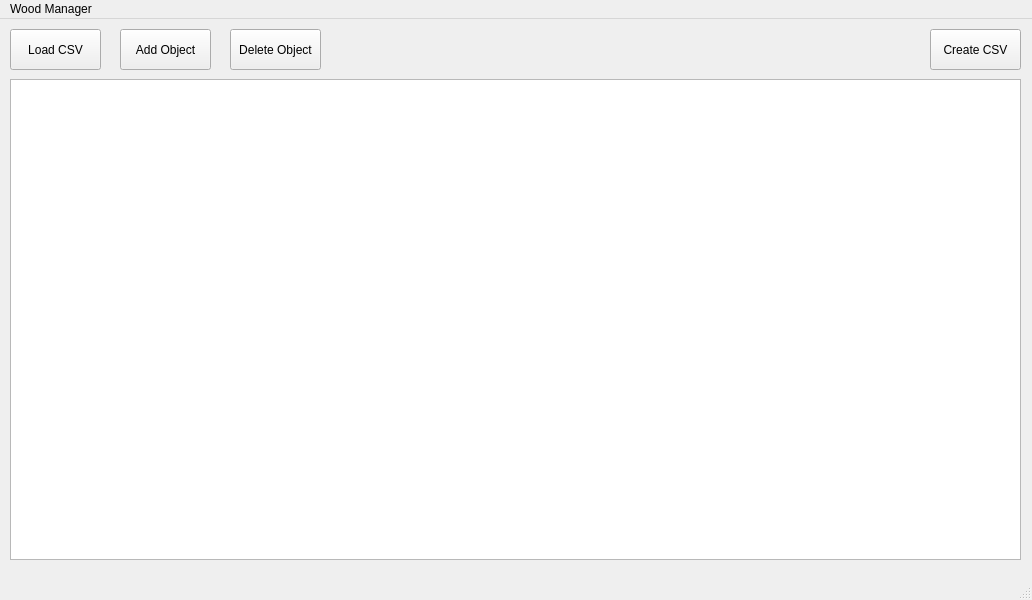
The window that inventorywindow.ui (EtoDrowsy/CS499) describes before a commit, drawn with Qt 5.
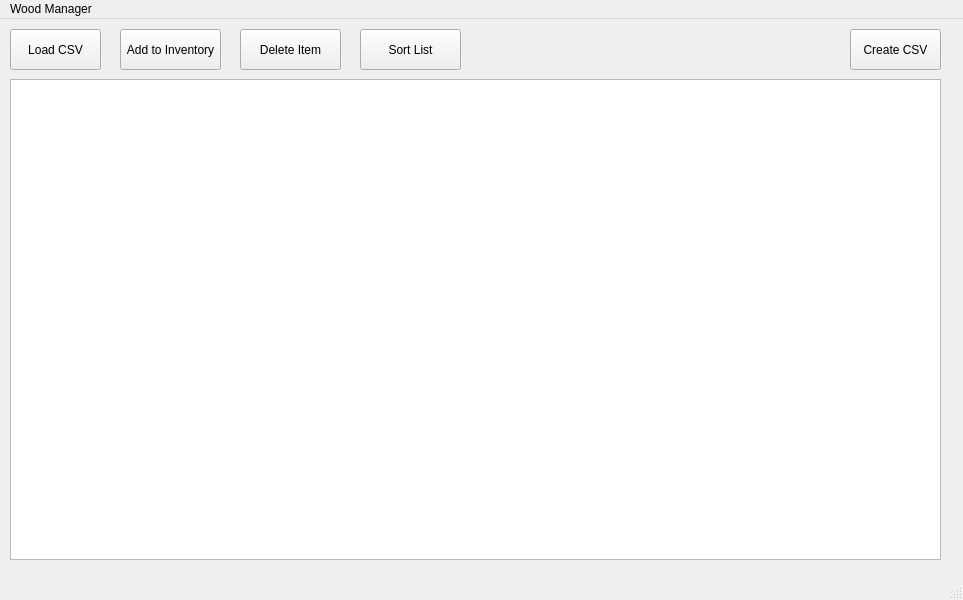
The same window after the commit.

Commit message: Sorting button added and minor changes

What changed in the file:
```diff
--- a/inventorywindow.ui
+++ b/inventorywindow.ui
@@ -6,7 +6,7 @@
    <rect>
     <x>0</x>
     <y>0</y>
-    <width>1032</width>
+    <width>963</width>
     <height>600</height>
    </rect>
   </property>
@@ -35,7 +35,7 @@
      <rect>
       <x>120</x>
       <y>10</y>
-      <width>91</width>
+      <width>101</width>
       <height>41</height>
      </rect>
     </property>
@@ -43,20 +43,20 @@
      <cursorShape>ArrowCursor</cursorShape>
     </property>
     <property name="text">
-     <string>Add Object</string>
+     <string>Add to Inventory</string>
     </property>
    </widget>
    <widget class="QPushButton" name="deleteObjectButton">
     <property name="geometry">
      <rect>
-      <x>230</x>
+      <x>240</x>
       <y>10</y>
-      <width>91</width>
+      <width>101</width>
       <height>41</height>
      </rect>
     </property>
     <property name="text">
-     <string>Delete Object</string>
+     <string>Delete Item</string>
     </property>
    </widget>
    <widget class="QTableWidget" name="dataViewer">
@@ -64,7 +64,7 @@
      <rect>
       <x>10</x>
       <y>60</y>
-      <width>1011</width>
+      <width>931</width>
       <height>481</height>
      </rect>
     </property>
@@ -75,7 +75,7 @@
    <widget class="QPushButton" name="createCSVButton">
     <property name="geometry">
      <rect>
-      <x>930</x>
+      <x>850</x>
       <y>10</y>
       <width>91</width>
       <height>41</height>
@@ -85,14 +85,27 @@
      <string>Create CSV</string>
     </property>
    </widget>
+   <widget class="QPushButton" name="sortObjectButton">
+    <property name="geometry">
+     <rect>
+      <x>360</x>
+      <y>10</y>
+      <width>101</width>
+      <height>41</height>
+     </rect>
+    </property>
+    <property name="text">
+     <string>Sort List</string>
+    </property>
+   </widget>
   </widget>
   <widget class="QMenuBar" name="menubar">
    <property name="geometry">
     <rect>
      <x>0</x>
      <y>0</y>
-     <width>1032</width>
-     <height>22</height>
+     <width>963</width>
+     <height>21</height>
     </rect>
    </property>
    <widget class="QMenu" name="menuWood_Manager">
```
The commit also changes 391 other files.
